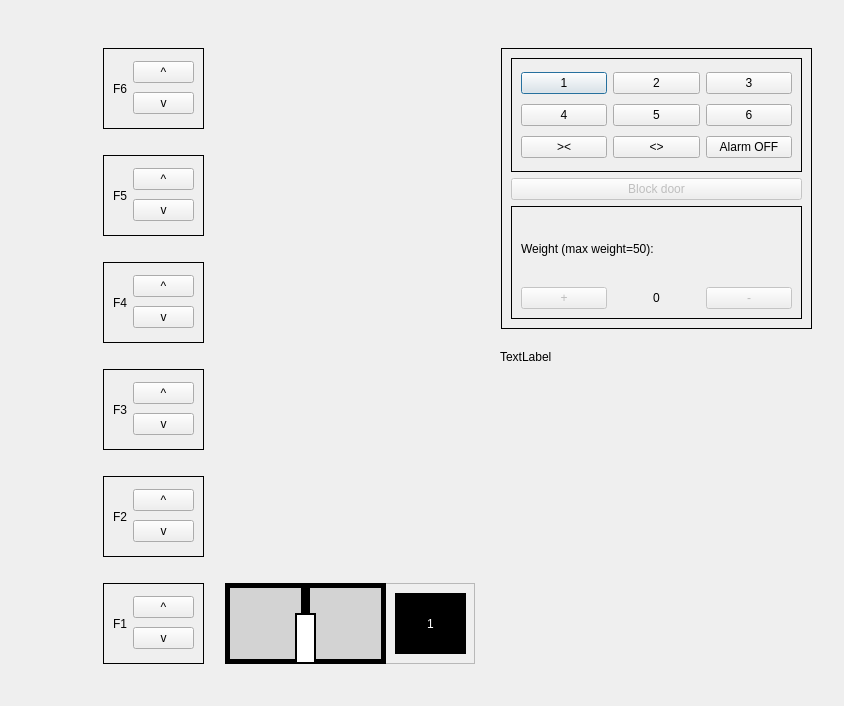
The window that ui/elevatordialog.ui (DxTa/-SP-Elevator-Controller-System) describes before a commit, drawn with Qt 5.
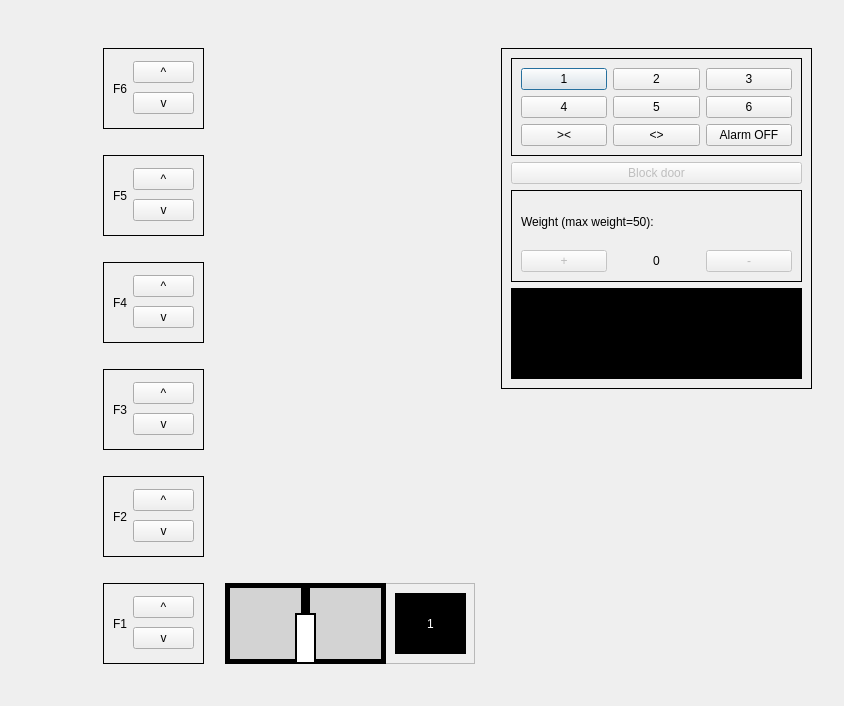
The same window after the commit.

```diff
--- a/ui/elevatordialog.ui
+++ b/ui/elevatordialog.ui
@@ -130,7 +130,7 @@
      <x>501</x>
      <y>48</y>
      <width>311</width>
-     <height>281</height>
+     <height>341</height>
     </rect>
    </property>
    <property name="frameShape">
@@ -276,6 +276,24 @@
       </layout>
      </widget>
     </item>
+    <item>
+     <widget class="QLabel" name="logLabel">
+      <property name="styleSheet">
+       <string notr="true">background-color:black;
+color:white;
+font-size:40px;</string>
+      </property>
+      <property name="text">
+       <string/>
+      </property>
+      <property name="alignment">
+       <set>Qt::AlignLeading|Qt::AlignLeft|Qt::AlignTop</set>
+      </property>
+      <property name="wordWrap">
+       <bool>true</bool>
+      </property>
+     </widget>
+    </item>
    </layout>
   </widget>
   <widget class="QFrame" name="frame_5">
@@ -518,25 +536,6 @@
     </item>
    </layout>
   </widget>
-  <widget class="QLabel" name="logLabel">
-   <property name="geometry">
-    <rect>
-     <x>500</x>
-     <y>350</y>
-     <width>301</width>
-     <height>311</height>
-    </rect>
-   </property>
-   <property name="text">
-    <string>TextLabel</string>
-   </property>
-   <property name="alignment">
-    <set>Qt::AlignLeading|Qt::AlignLeft|Qt::AlignTop</set>
-   </property>
-   <property name="wordWrap">
-    <bool>true</bool>
-   </property>
-  </widget>
   <zorder>frame_5</zorder>
   <zorder>frame_6</zorder>
   <zorder>frame_4</zorder>
```
Left out of the diff: 1 changed line with no effect on the pictures.
